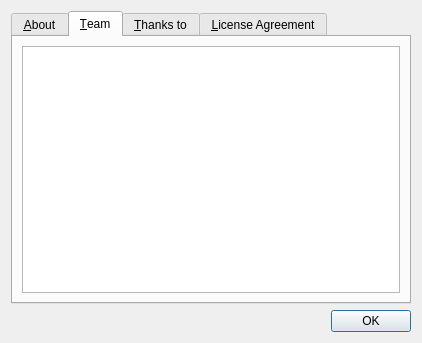
GNS3/gns3-gui, file gns3/ui/about_dialog.ui: the form before one commit.
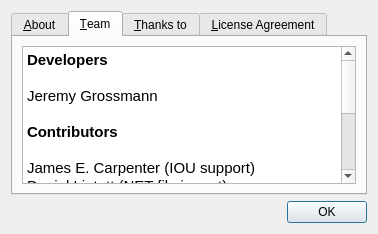
The form after the commit. The open tabs and pages were chosen to show the change. Icons and pictures are not drawn.

Commit message: Give credits in the about dialog and update the GNS3 icon.

The edit to the form file:
```diff
--- a/gns3/ui/about_dialog.ui
+++ b/gns3/ui/about_dialog.ui
@@ -9,8 +9,8 @@
    <rect>
     <x>0</x>
     <y>0</y>
-    <width>422</width>
-    <height>343</height>
+    <width>378</width>
+    <height>234</height>
    </rect>
   </property>
   <property name="windowTitle">
@@ -79,13 +79,33 @@
       </attribute>
       <layout class="QVBoxLayout" name="verticalLayout">
        <item>
-        <widget class="QPlainTextEdit" name="uiTeamPlainTextEdit">
+        <widget class="QTextEdit" name="uiTeamTextEdit">
          <property name="readOnly">
           <bool>true</bool>
          </property>
-         <property name="plainText">
-          <string>
-</string>
+         <property name="html">
+          <string>&lt;!DOCTYPE HTML PUBLIC &quot;-//W3C//DTD HTML 4.0//EN&quot; &quot;http://www.w3.org/TR/REC-html40/strict.dtd&quot;&gt;
+&lt;html&gt;&lt;head&gt;&lt;meta name=&quot;qrichtext&quot; content=&quot;1&quot; /&gt;&lt;style type=&quot;text/css&quot;&gt;
+p, li { white-space: pre-wrap; }
+&lt;/style&gt;&lt;/head&gt;&lt;body style=&quot; font-family:'Ubuntu'; font-size:11pt; font-weight:400; font-style:normal;&quot;&gt;
+&lt;p style=&quot; margin-top:0px; margin-bottom:0px; margin-left:0px; margin-right:0px; -qt-block-indent:0; text-indent:0px;&quot;&gt;&lt;span style=&quot; font-weight:600;&quot;&gt;Developers&lt;/span&gt;&lt;/p&gt;
+&lt;p style=&quot;-qt-paragraph-type:empty; margin-top:0px; margin-bottom:0px; margin-left:0px; margin-right:0px; -qt-block-indent:0; text-indent:0px;&quot;&gt;&lt;br /&gt;&lt;/p&gt;
+&lt;p style=&quot; margin-top:0px; margin-bottom:0px; margin-left:0px; margin-right:0px; -qt-block-indent:0; text-indent:0px;&quot;&gt;Jeremy Grossmann&lt;/p&gt;
+&lt;p style=&quot;-qt-paragraph-type:empty; margin-top:0px; margin-bottom:0px; margin-left:0px; margin-right:0px; -qt-block-indent:0; text-indent:0px;&quot;&gt;&lt;br /&gt;&lt;/p&gt;
+&lt;p style=&quot; margin-top:0px; margin-bottom:0px; margin-left:0px; margin-right:0px; -qt-block-indent:0; text-indent:0px;&quot;&gt;&lt;span style=&quot; font-weight:600;&quot;&gt;Contributors&lt;/span&gt;&lt;/p&gt;
+&lt;p style=&quot;-qt-paragraph-type:empty; margin-top:0px; margin-bottom:0px; margin-left:0px; margin-right:0px; -qt-block-indent:0; text-indent:0px; font-weight:600;&quot;&gt;&lt;br /&gt;&lt;/p&gt;
+&lt;p style=&quot; margin-top:0px; margin-bottom:0px; margin-left:0px; margin-right:0px; -qt-block-indent:0; text-indent:0px;&quot;&gt;James E. Carpenter (IOU support)&lt;/p&gt;
+&lt;p style=&quot; margin-top:0px; margin-bottom:0px; margin-left:0px; margin-right:0px; -qt-block-indent:0; text-indent:0px;&quot;&gt;Daniel Lintott (NET file import)&lt;/p&gt;
+&lt;p style=&quot; margin-top:0px; margin-bottom:0px; margin-left:0px; margin-right:0px; -qt-block-indent:0; text-indent:0px;&quot;&gt;Marc Weisel (Mac OS X packaging)&lt;/p&gt;
+&lt;p style=&quot; margin-top:0px; margin-bottom:0px; margin-left:0px; margin-right:0px; -qt-block-indent:0; text-indent:0px;&quot;&gt;Alexey Eromenko (VirtualBox support)&lt;/p&gt;
+&lt;p style=&quot;-qt-paragraph-type:empty; margin-top:0px; margin-bottom:0px; margin-left:0px; margin-right:0px; -qt-block-indent:0; text-indent:0px;&quot;&gt;&lt;br /&gt;&lt;/p&gt;
+&lt;p style=&quot; margin-top:0px; margin-bottom:0px; margin-left:0px; margin-right:0px; -qt-block-indent:0; text-indent:0px;&quot;&gt;&lt;span style=&quot; font-weight:600;&quot;&gt;Contractors&lt;/span&gt;&lt;/p&gt;
+&lt;p style=&quot;-qt-paragraph-type:empty; margin-top:0px; margin-bottom:0px; margin-left:0px; margin-right:0px; -qt-block-indent:0; text-indent:0px;&quot;&gt;&lt;br /&gt;&lt;/p&gt;
+&lt;p style=&quot; margin-top:0px; margin-bottom:0px; margin-left:0px; margin-right:0px; -qt-block-indent:0; text-indent:0px;&quot;&gt;&lt;a href=&quot;https://github.com/planctechnologies&quot;&gt;&lt;span style=&quot; text-decoration: underline; color:#0000ff;&quot;&gt;Plan C Technologies&lt;/span&gt;&lt;/a&gt;&lt;/p&gt;
+&lt;p style=&quot;-qt-paragraph-type:empty; margin-top:0px; margin-bottom:0px; margin-left:0px; margin-right:0px; -qt-block-indent:0; text-indent:0px; text-decoration: underline; color:#0000ff;&quot;&gt;&lt;br /&gt;&lt;/p&gt;&lt;/body&gt;&lt;/html&gt;</string>
+         </property>
+         <property name="textInteractionFlags">
+          <set>Qt::TextBrowserInteraction</set>
          </property>
         </widget>
        </item>
```
The commit also changes 3 other files.
